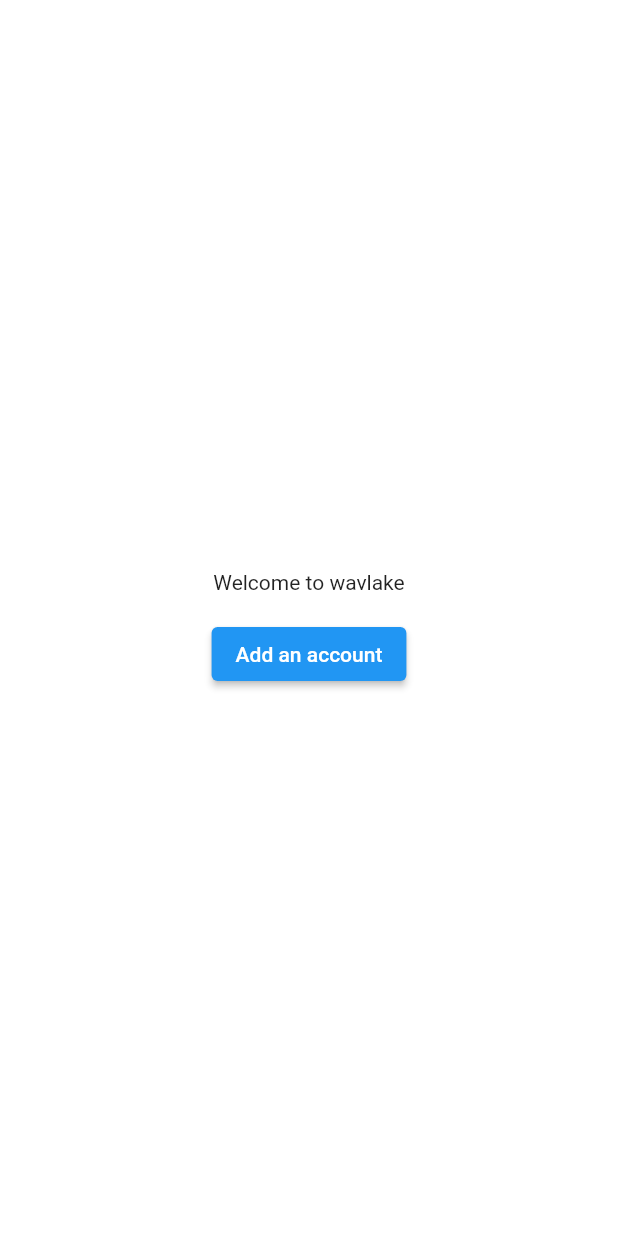
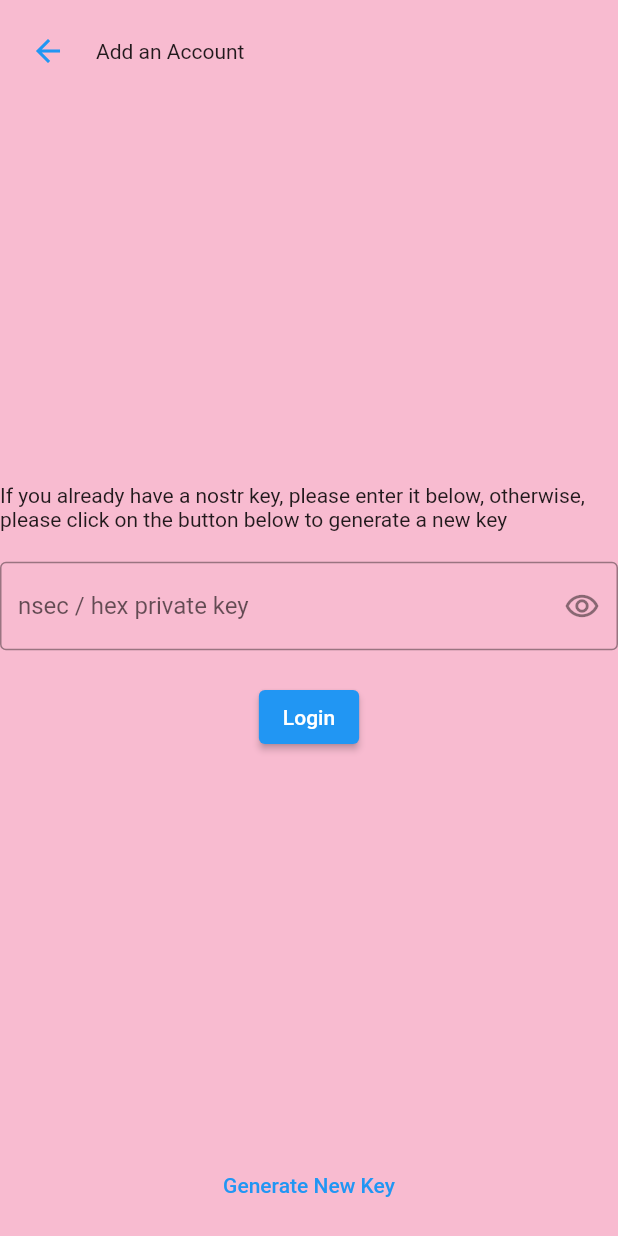
Before and after one commit to wavlake/watermelon, a Flutter app: the screen it shows after launch, on a phone screen of 412 x 824 dp. Run offline on Flutter 3.47's test engine with Material 2 defaults, Android fonts, the phone set to English and light mode, and no system bars; our stand-ins replace flutter_secure_storage; missing offline and left inert: mobile_scanner, nostr, nostr_tools.

Commit message:
rename key entry to user profile

```diff
--- a/lib/components.dart
+++ b/lib/components.dart
@@ -7,8 +7,8 @@ import 'model/constants.dart';
 // Every screen gets a default back button target
 Map<Screen, Screen> backButtonMap = {
   Screen.welcome: Screen.welcome,
-  Screen.keyEntry: Screen.welcome,
-  Screen.signing: Screen.keyEntry,
+  Screen.userProfile: Screen.welcome,
+  Screen.signing: Screen.userProfile,
   Screen.scanner: Screen.signing,
 };
 
@@ -47,8 +47,8 @@ class TopBackButton extends StatelessWidget {
 }
 
 // a Text widget that returns an npub or nothing if null
-class LoggedInAs extends StatelessWidget {
-  const LoggedInAs({super.key});
+class UserProfile extends StatelessWidget {
+  const UserProfile({super.key});
 
   @override
   Widget build(BuildContext context) {
--- a/lib/main.dart
+++ b/lib/main.dart
@@ -2,7 +2,7 @@ import 'package:flutter/material.dart';
 import 'package:provider/provider.dart';
 import 'model/constants.dart';
 import 'screens/signing_screen.dart';
-import 'screens/key_entry_screen.dart';
+import 'screens/user_profile_screen.dart';
 import 'screens/welcome_screen.dart';
 import 'screens/scanner_screen.dart';
 import 'model/state.dart';
@@ -49,8 +49,8 @@ class _MyHomePageState extends State<_MyHomePage> {
       case Screen.welcome:
         page = const WelcomeScreen();
         break;
-      case Screen.keyEntry:
-        page = const KeyEntryScreen();
+      case Screen.userProfile:
+        page = const UserProfileScreen();
         break;
       case Screen.signing:
         page = const SigningScreen();
--- a/lib/model/constants.dart
+++ b/lib/model/constants.dart
@@ -1 +1 @@
-enum Screen { welcome, keyEntry, signing, scanner }
+enum Screen { welcome, userProfile, signing, scanner }
--- a/lib/model/state.dart
+++ b/lib/model/state.dart
@@ -27,16 +27,24 @@ AndroidOptions _getAndroidOptions() => const AndroidOptions(
 class AppState with ChangeNotifier {
   // this runs when we call AppState() in main.dart in the ChangeNotifierProvider create method
   AppState() {
-    // initialize state
-    checkForSavedPrivateKey().then((_) => {
-          // if there is a saved private key, navigate to the signing screen
-          if (npub != "") navigate(Screen.signing)
-          // notifyListeners()
-        });
+    setInitialScreen();
   }
-  /////// Navigation
 
+  /// Navigation
   Screen currentScreen = Screen.welcome;
+
+  /// A method that sets the initial screen
+  void setInitialScreen() async {
+    // this will save the npub to state if the pk exists
+    await checkForSavedPrivateKey();
+
+    // if there is a saved private key, navigate to the signing screen
+    if (npub != "") navigate(Screen.signing);
+
+    var hasSeenWelcomeScreen = true; // store this boolean in unsecure storage
+
+    navigate(hasSeenWelcomeScreen ? Screen.userProfile : Screen.welcome);
+  }
 
   /// A method to navigate to a new screen
   void navigate(Screen newScreen) {
--- a/lib/screens/signing_screen.dart
+++ b/lib/screens/signing_screen.dart
@@ -20,9 +20,7 @@ class SigningScreen extends StatelessWidget {
             crossAxisAlignment: CrossAxisAlignment.center,
             mainAxisAlignment: MainAxisAlignment.start,
             children: [
-              const TopBackButton(
-                title: "Back to Accounts",
-              ),
+              const UserProfile(),
               SizedBox(
                 height: 300,
                 child: Column(
@@ -54,7 +52,6 @@ class SigningScreen extends StatelessWidget {
                         ),
                       ],
                     ),
-                    const LoggedInAs(),
                   ],
                 ),
               ),
--- a/lib/screens/key_entry_screen.dart
+++ b/lib/screens/user_profile_screen.dart
@@ -4,8 +4,8 @@ import 'package:provider/provider.dart';
 import '../components.dart';
 import '../model/state.dart';
 
-class KeyEntryScreen extends StatelessWidget {
-  const KeyEntryScreen({super.key});
+class UserProfileScreen extends StatelessWidget {
+  const UserProfileScreen({super.key});
 
   @override
   Widget build(BuildContext context) {
--- a/lib/screens/welcome_screen.dart
+++ b/lib/screens/welcome_screen.dart
@@ -20,7 +20,7 @@ class WelcomeScreen extends StatelessWidget {
             child: Text("Welcome to wavlake"),
           ),
           ElevatedButton(
-            onPressed: () => appState.navigate(Screen.keyEntry),
+            onPressed: () => appState.navigate(Screen.userProfile),
             child: const Text("Add an account"),
           ),
         ]));
```
